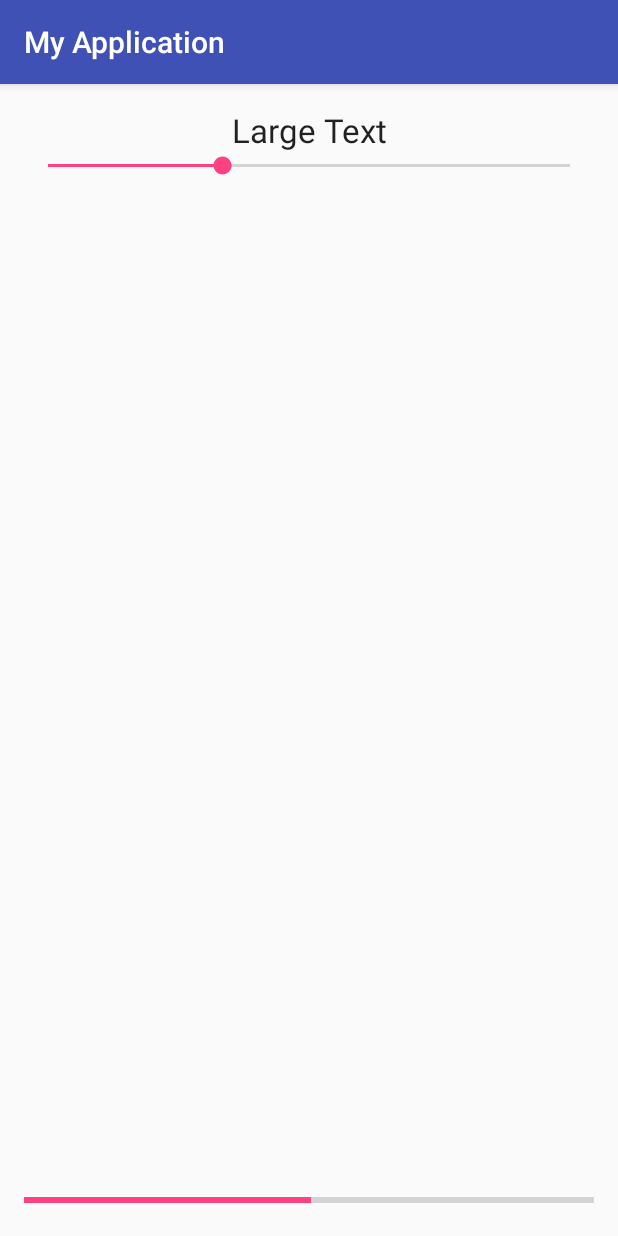
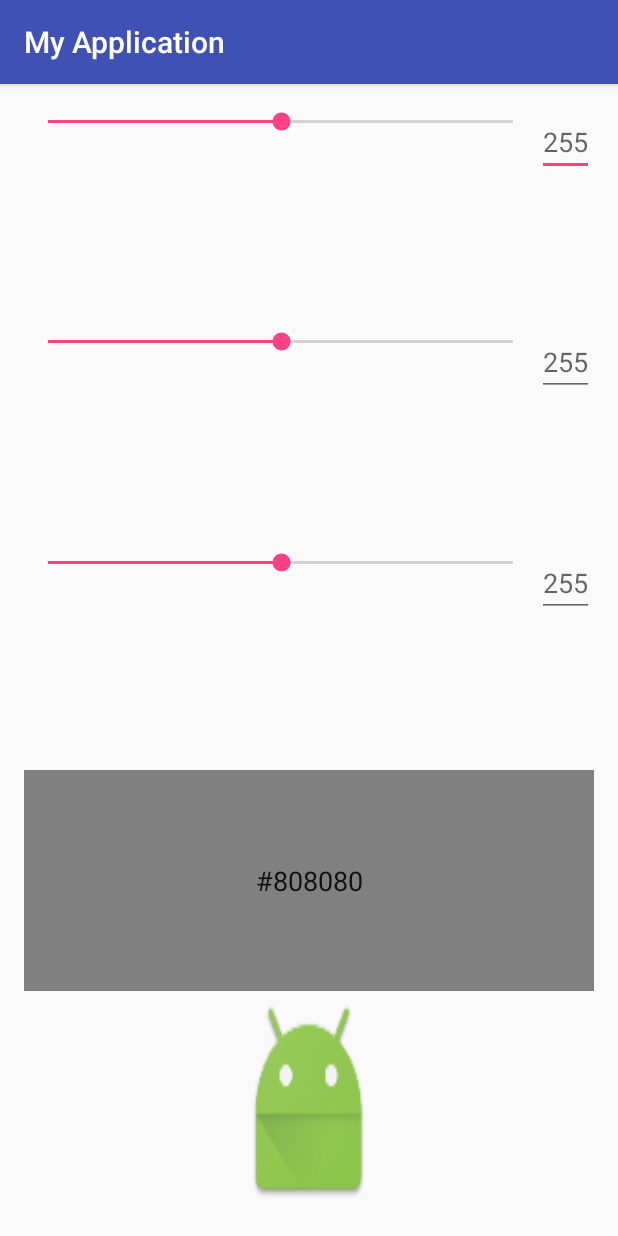
Before and after one commit to nesscollege2016/EventsDemos, an Android app: the screen it shows after launch (MainActivity), on a phone screen of 412 x 824 dp. Run offline under Robolectric (Android 15) with nearby library versions, the phone set to English and light mode, and no system bars.

Commit message:
colorPickers starter layout

```diff
--- a/app/src/main/java/com/example/android/myapplication/MainActivity.java
+++ b/app/src/main/java/com/example/android/myapplication/MainActivity.java
@@ -11,36 +11,10 @@ import android.widget.TextView;
 import java.util.Random;
 
 public class MainActivity extends AppCompatActivity {
-    TextView tvSize;
-    SeekBar sbSize;
-    ProgressBar pbSize;
 
     @Override
     protected void onCreate(Bundle savedInstanceState) {
         super.onCreate(savedInstanceState);
         setContentView(R.layout.activity_main);
-
-        tvSize = (TextView) findViewById(R.id.tvSize);
-        sbSize = (SeekBar) findViewById(R.id.sbSize);
-        pbSize = (ProgressBar) findViewById(R.id.pbSize);
-
-        sbSize.setOnSeekBarChangeListener(new SeekBar.OnSeekBarChangeListener() {
-            public void onProgressChanged(SeekBar seekBar, int progress, boolean fromUser) {
-                progress += 10;
-                tvSize.setText("" + progress);
-                tvSize.setTextSize(progress);
-                pbSize.setProgress(progress * 8);
-
-            }
-            public void onStartTrackingTouch(SeekBar seekBar) {
-
-            }
-            public void onStopTrackingTouch(SeekBar seekBar) {
-
-            }
-        });
     }
-
-
-
 }
--- a/app/src/main/res/layout/activity_main.xml
+++ b/app/src/main/res/layout/activity_main.xml
@@ -1,5 +1,7 @@
 <?xml version="1.0" encoding="utf-8"?>
-<RelativeLayout xmlns:android="http://schemas.android.com/apk/res/android"
+<LinearLayout
+    android:orientation="vertical"
+    xmlns:android="http://schemas.android.com/apk/res/android"
     xmlns:tools="http://schemas.android.com/tools"
     android:layout_width="match_parent"
     android:layout_height="match_parent"
@@ -9,34 +11,94 @@
     android:paddingTop="@dimen/activity_vertical_margin"
     tools:context="com.example.android.myapplication.MainActivity">
 
-    <TextView
+    <LinearLayout
+        android:orientation="horizontal"
         android:layout_width="match_parent"
-        android:layout_height="wrap_content"
-        android:textAppearance="?android:attr/textAppearanceLarge"
-        android:text="Large Text"
-        android:gravity="center"
-        android:id="@+id/tvSize"
-        android:layout_alignParentTop="true"
-        android:layout_centerHorizontal="true" />
+        android:layout_height="0dp"
+        android:layout_weight="1">
 
         <SeekBar
-        android:layout_width="match_parent"
+            android:layout_width="0dp"
+
             android:layout_height="wrap_content"
-        android:id="@+id/sbSize"
-        android:layout_below="@+id/tvSize"
-        android:layout_centerHorizontal="true"
-        android:max="30"
-        android:progress="10"
+            android:id="@+id/sbRed"
+            android:layout_weight="1"
+            android:max="255"
+            android:progress="128"
             android:indeterminate="false" />
 
-    <ProgressBar
-        style="?android:attr/progressBarStyleHorizontal"
+        <EditText
+            android:layout_width="wrap_content"
+            android:layout_height="wrap_content"
+            android:inputType="number"
+            android:hint="255"
+            android:minWidth="20dp"
+            android:id="@+id/etRed" />
+    </LinearLayout>
+
+    <LinearLayout
+        android:orientation="horizontal"
         android:layout_width="match_parent"
+        android:layout_height="0dp"
+        android:layout_weight="1" >
+
+        <SeekBar
+            android:layout_width="0dp"
             android:layout_height="wrap_content"
-        android:id="@+id/pbSize"
-        android:layout_alignParentBottom="true"
-        android:layout_centerHorizontal="true"
+            android:id="@+id/sbGreen"
+            android:layout_weight="1"
+            android:max="255"
             android:progress="128"
-        android:indeterminate="false"
-        android:max="255" />
-</RelativeLayout>
+            android:indeterminate="false" />
+
+        <EditText
+            android:layout_width="wrap_content"
+            android:layout_height="wrap_content"
+            android:inputType="number"
+            android:hint="255"
+            android:minWidth="20dp"
+            android:id="@+id/etGreen" />
+    </LinearLayout>
+
+    <LinearLayout
+        android:orientation="horizontal"
+        android:layout_width="match_parent"
+        android:layout_height="0dp"
+        android:layout_weight="1" >
+
+        <SeekBar
+            android:layout_width="0dp"
+            android:layout_height="wrap_content"
+            android:id="@+id/sbBlue"
+            android:layout_weight="1"
+            android:max="255"
+            android:progress="128"
+            android:indeterminate="false" />
+
+        <EditText
+            android:layout_width="wrap_content"
+            android:layout_height="wrap_content"
+            android:inputType="number"
+            android:hint="255"
+            android:minWidth="20dp"
+            android:id="@+id/etBlue" />
+    </LinearLayout>
+
+    <EditText
+        android:layout_width="match_parent"
+        android:layout_height="0dp"
+        android:layout_weight="1"
+        android:background="#808080"
+        android:text="#808080"
+        android:gravity="center"
+        android:id="@+id/etTotal"
+         />
+
+    <Button
+        android:layout_width="wrap_content"
+        android:layout_height="0dp"
+        android:layout_weight="1"
+        android:id="@+id/btnDroid"
+        android:background="@mipmap/ic_launcher"
+        android:layout_gravity="center_horizontal" />
+</LinearLayout>
```
Lines whose indentation alone changed are shown as unchanged.
